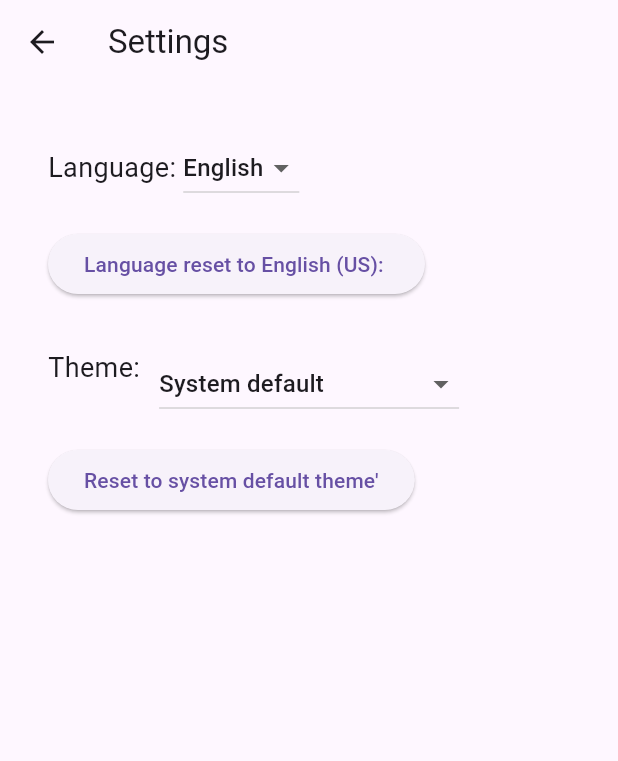
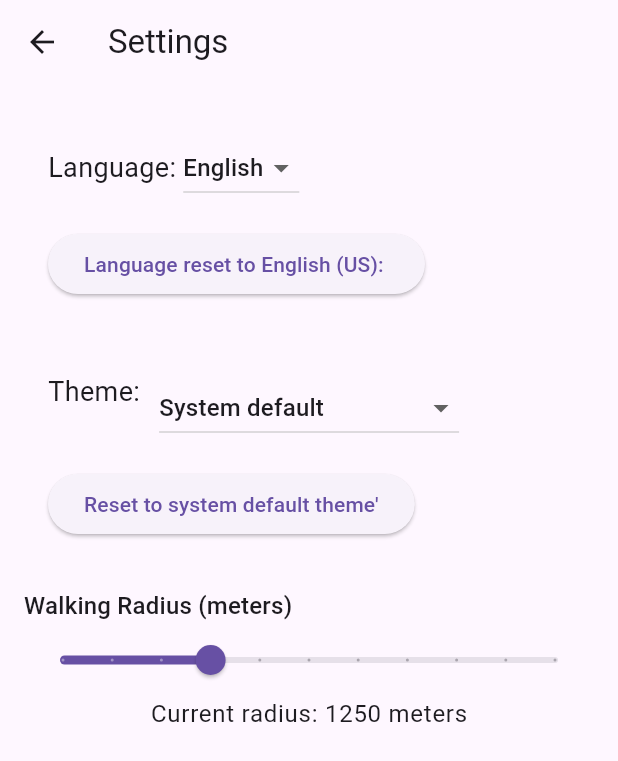
Before and after one commit to popcodelab/ezcars, a Flutter app: the SettingsScreen screen opened directly, on a phone screen of 412 x 824 dp. Shown: the top 761 px of the screen. Run offline on Flutter 3.47's test engine with Material 3 defaults, Android fonts, the phone set to English and light mode, and no system bars; our stand-ins replace geocoding, geolocator, google_maps_flutter; generated files the repository leaves out were written again.

Commit message:
Walking radius has been added to settings. It uses a provider

```diff
--- a/assets/l10n/app_en.arb
+++ b/assets/l10n/app_en.arb
@@ -152,5 +152,13 @@
   "fetching_location_name": "Fetching location name",
   "@fetching_location_name": {
     "description": "Error message for Fetching location name"
+  },
+  "walking_radius_label": "Walking Radius (meters)",
+  "@walking_radius_label": {
+    "description": "Setting label for Walking Radius (meters)"
+  },
+  "current_radius": "Current radius",
+  "@current_radius": {
+    "description": "Setting label for Current radius"
   }
 }
--- a/assets/l10n/app_fr.arb
+++ b/assets/l10n/app_fr.arb
@@ -155,5 +155,13 @@
   "fetching_location_name": "Récupération de l'adresse",
   "@fetching_location_name": {
     "description": "Error message for Fetching location name"
+  },
+  "walking_radius_label": "Rayon de marche à pied (mètres)",
+  "@walking_radius_label": {
+    "description": "Setting label for Walking Radius (meters)"
+  },
+  "current_radius": "Rayon actuel",
+  "@current_radius": {
+    "description": "Setting label for Current radius"
   }
 }
--- a/lib/features/settings/settings_screen.dart
+++ b/lib/features/settings/settings_screen.dart
@@ -1,50 +1,60 @@
 import 'package:flutter/material.dart';
+import 'package:provider/provider.dart';
 import 'package:flutter_gen/gen_l10n/app_localizations.dart';
-
+import '../../providers/walking_radiius_provider.dart';
 import 'widgets/language_selector.dart';
 import 'widgets/theme_selector.dart';
 
-/// The `SettingsScreen` is a stateless widget that displays
-/// options for changing the language and theme of the application.
-///
-/// This screen includes two widgets:
-/// - `LanguageSelector`: A widget for changing the app's language.
-/// - `ThemeSelector`: A widget for switching between light and dark themes.
-///
-/// The title of the screen is localized using `AppLocalizations`.
+/// The `SettingsScreen` allows the user to change the app's language, theme,
+/// and adjust the walking distance radius used for calculating proximity.
 class SettingsScreen extends StatelessWidget {
   const SettingsScreen({super.key});
 
-  /// Builds the settings screen UI.
-  ///
-  /// This method constructs a `Scaffold` with an app bar that contains
-  /// a localized title, and a body with two main options for language
-  /// and theme selection. The UI is designed to be responsive and
-  /// avoids overflow on small screens by using a `SingleChildScrollView`.
-  ///
-  /// - [context]: The build context for this widget.
   @override
   Widget build(BuildContext context) {
     return Scaffold(
-      // The app bar with a localized title for "Settings"
       appBar: AppBar(
-        // Uses the localization system to get the "Settings" string
         title: Text(AppLocalizations.of(context)?.nav_settings ?? 'Settings'),
       ),
-      // The body of the settings screen
-      body: const SingleChildScrollView(
-        // Padding around the content to provide breathing room
-        child: Padding(
-          padding: EdgeInsets.all(16.0),
-          child: Column(
-            crossAxisAlignment: CrossAxisAlignment.start,
-            children: [
-              // Language selector widget allows the user to change the app language
-              LanguageSelector(),
-              // Theme selector widget allows the user to switch between themes
-              ThemeSelector(),
-            ],
-          ),
+      body: SingleChildScrollView(
+        padding: const EdgeInsets.all(16.0),
+        child: Column(
+          crossAxisAlignment: CrossAxisAlignment.start,
+          children: [
+            // Language selector widget
+            const LanguageSelector(),
+            const SizedBox(height: 16.0),
+            // Theme selector widget
+            const ThemeSelector(),
+            const SizedBox(height: 16.0),
+            // Walking radius setting with a slider
+            Text(
+              AppLocalizations.of(context)?.walking_radius_label ?? 'Walking Radius (meters)',
+              style: Theme.of(context).textTheme.titleMedium,
+            ),
+            Consumer<WalkingRadiusProvider>(
+              builder: (context, walkingRadiusProvider, child) {
+                return Column(
+                  children: [
+                    Slider(
+                      value: walkingRadiusProvider.walkingRadius,
+                      min: 500,
+                      max: 3000,
+                      divisions: 10,
+                      label: '${walkingRadiusProvider.walkingRadius.round()} meters',
+                      onChanged: (double value) {
+                        walkingRadiusProvider.updateRadius(value);
+                      },
+                    ),
+                    Text(
+                      '${AppLocalizations.of(context)?.current_radius ?? 'Current radius'}: ${walkingRadiusProvider.walkingRadius.round()} meters',
+                      style: Theme.of(context).textTheme.bodyLarge,
+                    ),
+                  ],
+                );
+              },
+            ),
+          ],
         ),
       ),
     );
--- a/lib/main.dart
+++ b/lib/main.dart
@@ -8,6 +8,8 @@ import 'providers/locale_provider.dart';
 import 'main_screen.dart';
 import 'package:flutter_localizations/flutter_localizations.dart';
 import 'package:flutter_gen/gen_l10n/app_localizations.dart';
+
+import 'providers/walking_radiius_provider.dart';
 
 void main() {
   runApp(const MyApp());
@@ -25,6 +27,7 @@ class MyApp extends StatelessWidget {
         ChangeNotifierProvider(create: (_) => LocationProvider()),
         ChangeNotifierProvider(create: (_) => RentalPeriodProvider()),
         ChangeNotifierProvider(create: (_) => RecentPlacesProvider()),
+        ChangeNotifierProvider(create: (_) => WalkingRadiusProvider()), // Add WalkingRadiusProvider
       ],
       child: Consumer2<LocaleProvider, ThemeProvider>(
         builder: (context, localeProvider, themeProvider, child) {
--- /dev/null
+++ b/lib/providers/walking_radiius_provider.dart
@@ -0,0 +1,14 @@
+import 'package:flutter/material.dart';
+
+/// A simple ChangeNotifier that stores and updates the walking radius value.
+class WalkingRadiusProvider extends ChangeNotifier {
+  double _walkingRadius = 1250; // Default radius is 1250 meters (~15 min walk)
+
+  double get walkingRadius => _walkingRadius;
+
+  /// Updates the walking radius and notifies listeners.
+  void updateRadius(double newRadius) {
+    _walkingRadius = newRadius;
+    notifyListeners();
+  }
+}
--- a/lib/services/i_vehicle_service.dart
+++ b/lib/services/i_vehicle_service.dart
@@ -1,5 +1,6 @@
 import 'package:geolocator/geolocator.dart';
 import '../models/vehicle.dart';
+import '../providers/walking_radiius_provider.dart';
 
 abstract class IVehicleService {
   Future<List<Vehicle>> getVehicles();
@@ -8,6 +9,6 @@ abstract class IVehicleService {
   Future<List<Vehicle>> filterVehiclesByProximity(
       List<Vehicle> vehicles,
       Position userPosition,
-      double radius,
+      WalkingRadiusProvider radiusProvider
       );
 }
--- a/lib/services/impl/vehicle_service.dart
+++ b/lib/services/impl/vehicle_service.dart
@@ -3,6 +3,7 @@ import 'package:geolocator/geolocator.dart';
 
 import '../../models/unavailability_period.dart';
 import '../../models/vehicle.dart';
+import '../../providers/walking_radiius_provider.dart';
 import '../i_vehicle_service.dart';
 
 import 'dart:math'; // For distance calculations
@@ -111,7 +112,9 @@ class VehicleService implements IVehicleService {
   /// Filters vehicles by proximity to the user's location within a given radius.
   @override
   Future<List<Vehicle>> filterVehiclesByProximity(
-      List<Vehicle> vehicles, Position userPosition, double radius) async {
+      List<Vehicle> vehicles, Position userPosition, WalkingRadiusProvider radiusProvider) async {
+    final double radius = radiusProvider.walkingRadius; // Correctly access walkingRadius from the provider
+
     return vehicles.where((vehicle) {
       final distance = _calculateDistance(
         userPosition.latitude,
```
Also changed, not shown: lib/features/home/home_screen.dart (+18 -20 lines).
